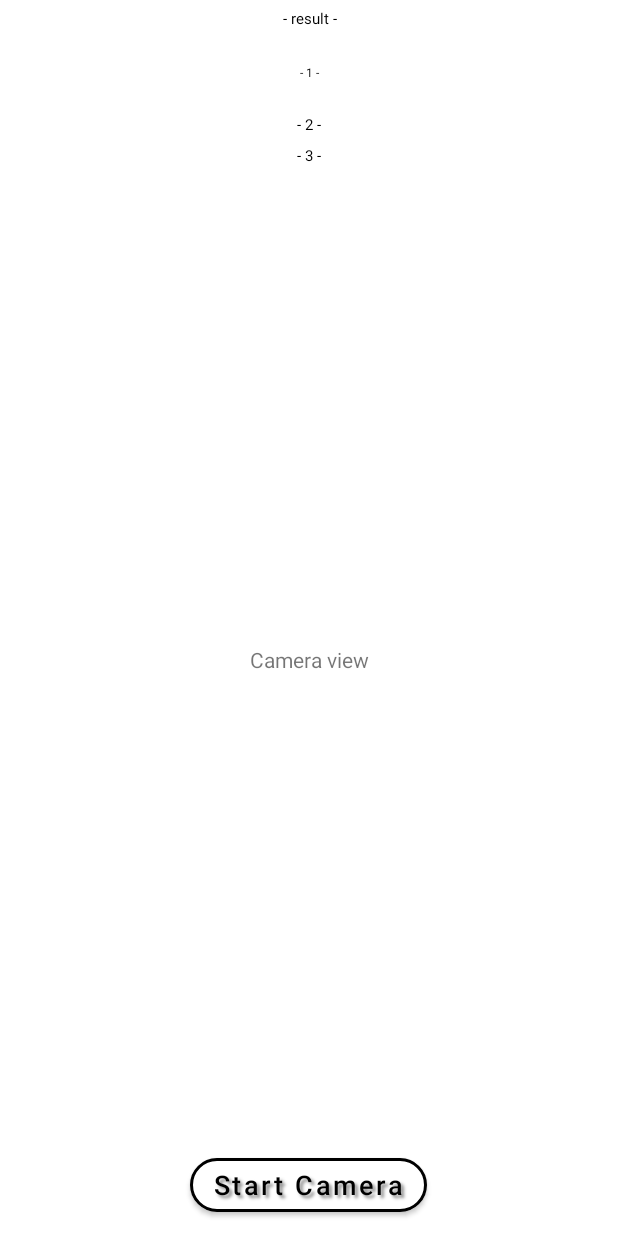
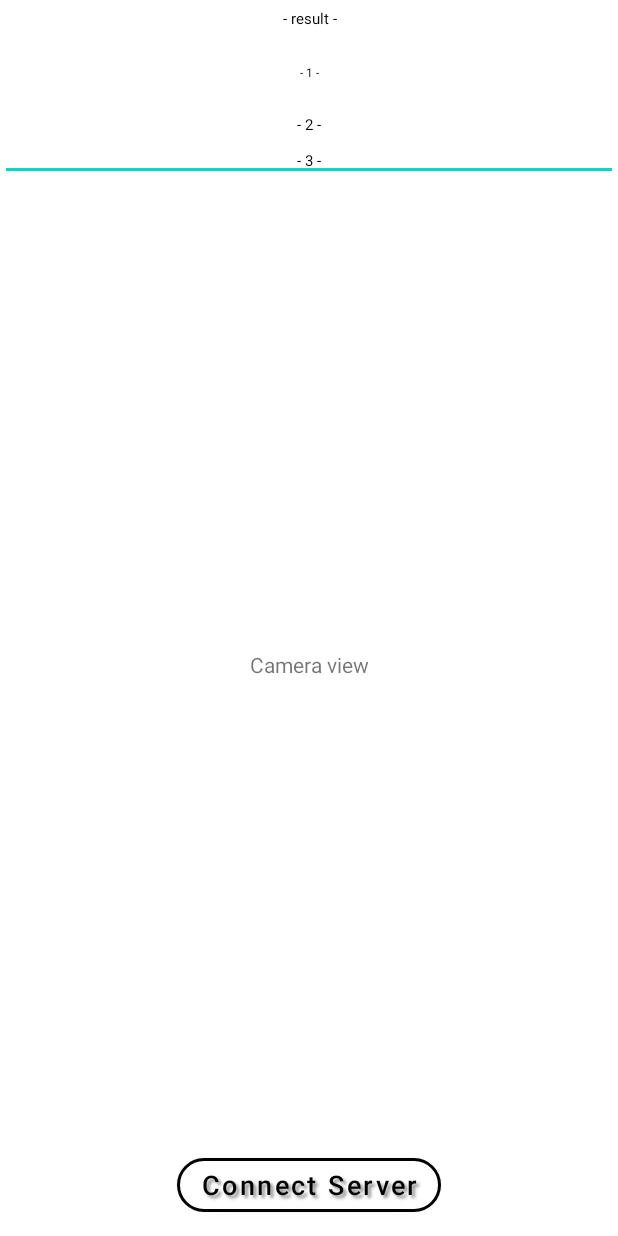
Before and after one commit to Larun1517/SignLanguageTranslator, an Android app: the screen it shows after launch (MainActivity), on a phone screen of 412 x 824 dp. Run offline under Robolectric (Android 15) with nearby library versions, the light colour scheme and no system bars; libraries missing offline, so code that uses them is left out: com.google.mediapipe.formats, com.google.mediapipe.solutioncore, com.google.mediapipe.solutions, org.tensorflow.lite.

Commit message:
소켓 통신 1
개발 상황 공유 목적 커밋

```diff
--- a/SignLanguageTranslatorApp/app/src/main/java/com/example/signlanguagetranslatorapp/MainActivity.java
+++ b/SignLanguageTranslatorApp/app/src/main/java/com/example/signlanguagetranslatorapp/MainActivity.java
@@ -21,6 +21,7 @@ import android.content.res.AssetFileDescriptor;
 import android.content.res.AssetManager;
 import android.graphics.Bitmap;
 import android.graphics.Matrix;
+import android.os.AsyncTask;
 import android.os.Bundle;
 import android.os.Environment;
 import android.provider.MediaStore;
@@ -31,6 +32,7 @@ import androidx.appcompat.app.AppCompatActivity;
 import android.util.Log;
 import android.view.View;
 import android.widget.Button;
+import android.widget.EditText;
 import android.widget.FrameLayout;
 import android.widget.TextView;
 import android.widget.Toast;
@@ -52,12 +54,16 @@ import com.google.mediapipe.solutions.hands.HandsResult;
 import org.tensorflow.lite.Interpreter;
 
 import java.io.BufferedWriter;
+import java.io.ByteArrayOutputStream;
+import java.io.DataInputStream;
+import java.io.DataOutputStream;
 import java.io.File;
 import java.io.FileInputStream;
 import java.io.FileOutputStream;
 import java.io.IOException;
 import java.io.InputStream;
 import java.io.OutputStreamWriter;
+import java.net.Socket;
 import java.nio.MappedByteBuffer;
 import java.nio.channels.FileChannel;
 import java.time.LocalTime;
@@ -91,6 +97,7 @@ public class MainActivity extends AppCompatActivity {
 
     private SolutionGlSurfaceView<HandsResult> glSurfaceView;
 
+    // tflite
     String[] actions = new String[] {
             "1시","2시","3시","4시","5시","6시","7시","8시","9시","10시","11시","12시",
             "오후","오전","만나다","내일","오늘","좋아","나","너","바쁘다","카페","안돼","왜","전화받다","전화걸다","안녕"
@@ -100,8 +107,29 @@ public class MainActivity extends AppCompatActivity {
     int sentence_index = 0;
     String word = "?";
     Long term = System.currentTimeMillis()-6000;
-    float[][][] input = new float[1][10][104];
+    //float[][][] input = new float[1][10][104];
 
+    int dataSize = 10 -1;
+    String[] stackedData = new String[dataSize+1];
+
+    // connection
+    private Socket client;
+    private DataOutputStream dataOutput;
+    private DataInputStream dataInput;
+    private String ip = "211.106.58.229";
+    private int port = 8080;
+    private int bufferSize = 1024;
+    private static String CONNECT_MSG = "connect";
+    private static String STOP_MSG = "stop";
+
+    // Views
+    /*
+    Button startCameraButton = findViewById(R.id.button_start_camera);
+    Button ServerButton = findViewById(R.id.button_connect);
+    TextView result1 = (TextView)findViewById(R.id.result1);
+    TextView result2 = (TextView)findViewById(R.id.result2);
+    TextView result3 = (EditText)findViewById(R.id.result3);
+    */
 
     @Override
     protected void onCreate(Bundle savedInstanceState) {
@@ -109,7 +137,12 @@ public class MainActivity extends AppCompatActivity {
         setContentView(R.layout.activity_main);
         ActionBar actionBar = getSupportActionBar();
         actionBar.hide();
-        setupLiveDemoUiComponents();
+
+        Button startCameraButton = findViewById(R.id.button_start_camera);
+        startCameraButton.setVisibility(View.GONE);
+
+        setServerConnection();
+        //setupLiveDemoUiComponents();
     }
 
     @Override
@@ -136,6 +169,81 @@ public class MainActivity extends AppCompatActivity {
             videoInput.pause();
         }
     }
+
+    /** 서버 연결 */
+    private void setServerConnection() {
+        Button ServerButton = findViewById(R.id.button_connect);
+        ServerButton.setOnClickListener(
+                v -> {
+                    Connect connect = new Connect();
+                    connect.execute(CONNECT_MSG);
+                });
+
+        //카메라 시작 대기상태로
+        /*
+        //Button ServerButton = findViewById(R.id.button_start_camera);
+        //Button startCameraButton = findViewById(R.id.button_start_camera);
+        ServerButton.setVisibility(View.GONE);
+        startCameraButton.setVisibility(View.VISIBLE);
+        setupLiveDemoUiComponents();
+        */
+    }
+    private class Connect extends AsyncTask<String , String, Void> {
+        String output_message;
+        String input_message;
+
+        @Override
+        protected Void doInBackground(String[] strings) {
+            try {
+                client = new Socket(ip, port);
+                dataOutput = new DataOutputStream(client.getOutputStream());
+                dataInput = new DataInputStream(client.getInputStream());
+                output_message = strings[0];
+                output_message = "123.123,56,/789.787,34";
+                dataOutput.writeBytes(output_message);
+
+            } catch (Exception e) {
+                Log.w("??", e);
+            }
+
+            while (true){
+                try {
+                    byte[] buf = new byte[bufferSize];
+                    int read_Byte  = dataInput.read(buf);
+                    input_message = new String(buf, 0, read_Byte);
+                    if (!input_message.equals(STOP_MSG)){
+                        publishProgress(input_message);
+                    }
+                    else{
+                        break;
+                    }
+                    Thread.sleep(2);
+                } catch (Exception e) {
+                    Log.w("????", e);
+                }
+            }
+            return null;
+        }
+
+        @Override
+        protected void onProgressUpdate(String[] params) {
+            TextView result2 = (TextView)findViewById(R.id.result2);
+            TextView result3 = (EditText)findViewById(R.id.result3);
+            result2.setText(""); // Clear the chat box
+            result2.append("보낸 메세지: " + output_message );
+            result3.setText(""); // Clear the chat box
+            result3.append("받은 메세지: " + params[0]);
+        }
+
+        @Override
+        protected void onCancelled() {
+            // cancel() 메소드가 호출되었을때 즉,
+            // 강제로 취소하라는 명령이 호출되었을 때
+            // 스레드가 취소되기 전에 수행할 작업(메인 스레드)
+            // super.onCancelled();
+        }
+    }
+
 
     /** Sets up the UI components for the live demo with camera input. */
     private void setupLiveDemoUiComponents() {
@@ -286,6 +394,21 @@ public class MainActivity extends AppCompatActivity {
             // 조인트 데이터 전처리
             List<NormalizedLandmark> joint = result.multiHandLandmarks().get(n).getLandmarkList();
 
+            String data = "";
+            // 조인트 좌표와 각도 평탄화
+            for (int k=0; k<21; k++) {
+                data += joint.get(k).getX() + ",";
+                data += joint.get(k).getY() + ",";
+                data += joint.get(k).getZ() + ",";
+                data += "0";
+            }
+            // 데이터 축적
+            for (int k=0; k<dataSize; k++) {
+                stackedData[k] = stackedData[k+1];
+            }
+            stackedData[dataSize] = data;
+
+            /*
             float[][] j1 = new float[20][3];
             float[][] j2 = new float[20][3];
             float[][] v = new float[21][3];
@@ -362,6 +485,7 @@ public class MainActivity extends AppCompatActivity {
             }
             input[0][9] = d;
 
+
             //10개 모였는지 체크
             if (input[0][0][86] != -1) {
                 continue;
@@ -375,7 +499,7 @@ public class MainActivity extends AppCompatActivity {
                 // 출력
                 TextView result1 = (TextView)findViewById(R.id.result1);
                 TextView result2 = (TextView)findViewById(R.id.result2);
-                TextView result3 = (TextView)findViewById(R.id.result3);
+                TextView result3 = (EditText)findViewById(R.id.result3);
                 String outputText = "";
 
                 for (int wtf=0; wtf<27; wtf++) {
@@ -387,23 +511,15 @@ public class MainActivity extends AppCompatActivity {
                 outputText = action_seq[0]+ "/" +action_seq[1]+ "/" +action_seq[2];
                 result2.setText(outputText);
 
-                //##########################################################
+
                 // 데이타 평준화
-                outputText = "[";
+                String Tempresult = "[";
                 for (int wtf=0; wtf<104; wtf++) {
-                    outputText += String.valueOf(d[wtf]);
-                    outputText += "/";
+                    Tempresult += String.valueOf(d[wtf]);
+                    Tempresult += "/";
                 }
-                outputText = "]";
-
-                /*
-                String foldername = Environment.getExternalStoragePublicDirectory(Environment.DIRECTORY_DOWNLOADS).getAbsolutePath();
-                String filename = "logfile.txt";
-
-                WriteTextFile(foldername, filename, outputText);
-
-                stopCurrentPipeline();
-                */
+                Tempresult += "]";
+                result3.setText(Tempresult);
 
 
                 // 제일 유사한 수어 확인
@@ -464,33 +580,10 @@ public class MainActivity extends AppCompatActivity {
             }catch (Exception e){
                 resultText.setText(e.getMessage());
             }
+            */
 
         }
     }
-
-    /*
-    //텍스트내용을 경로의 텍스트 파일에 쓰기
-    public void WriteTextFile(String foldername, String filename, String contents){
-        try{
-            File dir = new File (foldername);
-            //디렉토리 폴더가 없으면 생성함
-            if(!dir.exists()){
-                dir.mkdir();
-            }
-            //파일 output stream 생성
-            FileOutputStream fos = new FileOutputStream(foldername+"/"+filename, true);
-            //파일쓰기
-            BufferedWriter writer = new BufferedWriter(new OutputStreamWriter(fos));
-            writer.write(contents);
-            writer.flush();
-
-            writer.close();
-            fos.close();
-        }catch (IOException e){
-            e.printStackTrace();
-        }
-    }
-    */
 
     // 학습모델 전처리
     private MappedByteBuffer loadModelFile(Activity activity, String modelPath) throws IOException {
--- a/SignLanguageTranslatorApp/app/src/main/res/layout/activity_main.xml
+++ b/SignLanguageTranslatorApp/app/src/main/res/layout/activity_main.xml
@@ -40,7 +40,7 @@
         android:textSize="10dp"
         android:singleLine="true"
         android:text="- 2 -" />
-    <TextView
+    <EditText
         android:id="@+id/result3"
         android:layout_width="match_parent"
         android:layout_height="wrap_content"
@@ -91,5 +91,23 @@
             app:cornerRadius="30dp"
             app:strokeColor="#000000"
             app:strokeWidth="2dp" />
+
+        <Button
+            android:id="@+id/button_connect"
+            android:layout_width="wrap_content"
+            android:layout_height="wrap_content"
+            android:backgroundTint="#FFFFFF"
+            android:shadowColor="#909090"
+            android:shadowDx="3"
+            android:shadowDy="3"
+            android:shadowRadius="2"
+            android:text="Connect Server"
+            android:textAllCaps="false"
+            android:textColor="#000000"
+            android:textSize="18dp"
+
+            app:cornerRadius="30dp"
+            app:strokeColor="#000000"
+            app:strokeWidth="2dp" />
     </LinearLayout>
 </LinearLayout>
```
Also changed, not shown: SignLanguageTranslatorApp/app/src/main/AndroidManifest.xml (+6 -1 lines).
